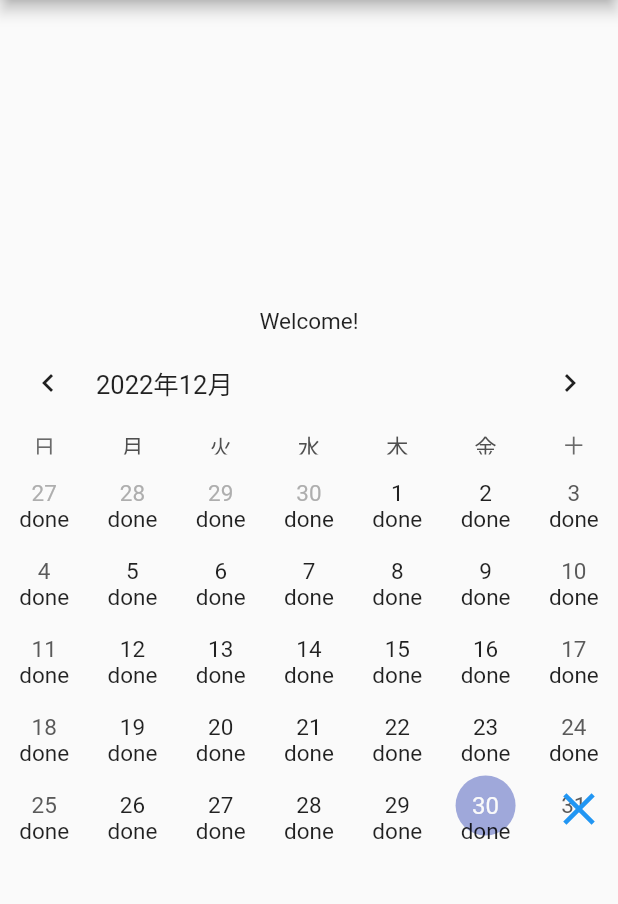
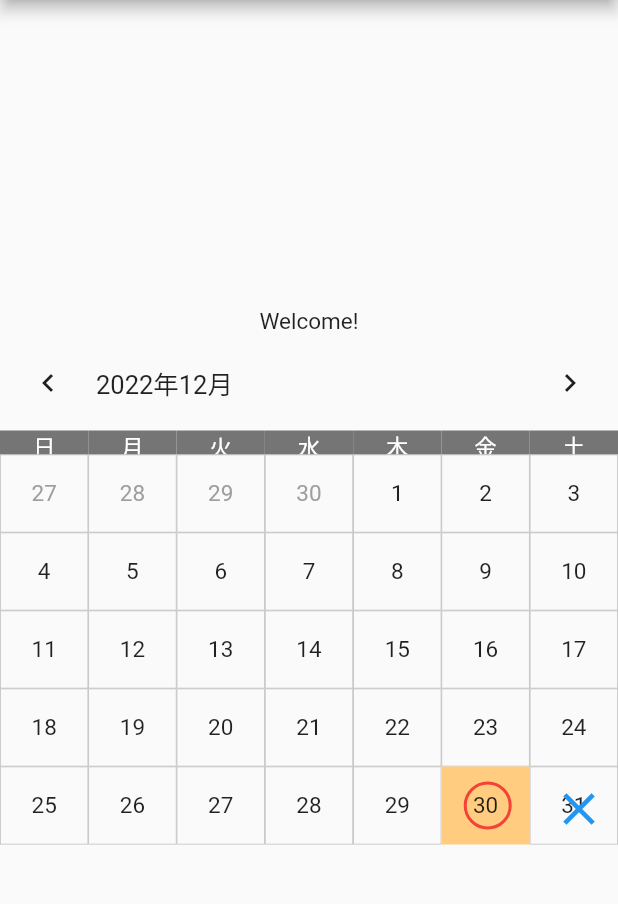
Before and after one commit to harooon-511/Calenders, a Flutter app: the TableCalenderPage screen opened by its route, on a phone screen of 412 x 824 dp, the part 84-988 px from its top. Run offline on Flutter 3.47's test engine with Material 2 defaults, Android fonts, the phone set to English and light mode, and no system bars; drawn by our look-alikes of table_calendar; our stand-ins replace flutter_riverpod, go_router, syncfusion_flutter_datepicker.

Commit message:
edit the design of the calender

```diff
--- a/lib/pages/table_calender.dart
+++ b/lib/pages/table_calender.dart
@@ -74,15 +74,64 @@ class TableCalenderPage extends ConsumerWidget {
               eventLoader: getEventForDay,
               calendarBuilders: CalendarBuilders(
                 markerBuilder: (context, date, events) {
-                  if (events.isNotEmpty && date.isAfter(DateTime.now())) {
-                    return _buildEventsMarker(date, events);
-                  } else if (events.isEmpty && date.isAfter(DateTime.now())) {
-                    return _buildNonEventsMarker(date, events);
+                  if (events.isNotEmpty) {
+                    if (date.isAfter(DateTime.now()) ||
+                        // 日付のみの比較
+                        date.difference(DateTime.now()).inDays == 0 &&
+                            DateTime.now().day == DateTime.now().day) {
+                      return _buildEventsMarker(date, events);
+                    } else {
+                      return const Text(' ');
+                    }
+                  } else if (events.isEmpty) {
+                    if (date.isAfter(DateTime.now()) ||
+                        // 日付のみの比較
+                        date.difference(DateTime.now()).inDays == 0 &&
+                            DateTime.now().day == DateTime.now().day) {
+                      return _buildNonEventsMarker(date, events);
+                    } else {
+                      return const Text(' ');
+                    }
                   }
-                  return const Text('done');
+                  return const Text(' ');
+                },
+                defaultBuilder: (context, day, focusedDay) {
+                  return CalenderStyle(day, Colors.black87);
+                },
+                dowBuilder: (context, day) {
+                  final locale = Localizations.localeOf(context).languageCode;
+                  final dowText = const DaysOfWeekStyle()
+                          .dowTextFormatter
+                          ?.call(day, locale) ??
+                      DateFormat.E(locale).format(day);
+
+                  return DowStyle(dowText);
+                },
+                disabledBuilder: (context, day, focusedDay) {
+                  return CalenderStyle(day, Colors.grey);
+                },
+                // 前の月末で今月に出てきてる日付とか
+                outsideBuilder: (context, day, focusedDay) {
+                  return CalenderStyle(day, Colors.grey);
+                },
+                todayBuilder: (context, day, focusedDay) {
+                  return AnimatedContainer(
+                    duration: const Duration(milliseconds: 250),
+                    margin: EdgeInsets.zero,
+                    decoration: BoxDecoration(
+                      color: Colors.orange[200],
+                    ),
+                    alignment: Alignment.center,
+                    child: Text(
+                      day.day.toString(),
+                      style: const TextStyle(
+                        color: Colors.black87,
+                      ),
+                    ),
+                  );
                 },
               ),
-            )
+            ),
           ],
         ),
       ),
@@ -126,3 +175,36 @@ Widget _buildNonEventsMarker(DateTime date, List events) {
     ),
   );
 }
+
+Widget CalenderStyle(DateTime day, Color color) {
+  return AnimatedContainer(
+    duration: const Duration(milliseconds: 250),
+    margin: EdgeInsets.zero,
+    decoration: BoxDecoration(
+      border: Border.all(
+        color: Colors.grey[400]!,
+        width: 0.5,
+      ),
+    ),
+    alignment: Alignment.center,
+    child: Text(
+      day.day.toString(),
+      style: TextStyle(color: color),
+    ),
+  );
+}
+
+Widget DowStyle(String date) {
+  return AnimatedContainer(
+    duration: const Duration(milliseconds: 250),
+    margin: EdgeInsets.zero,
+    decoration: BoxDecoration(color: Colors.grey[600]),
+    alignment: Alignment.center,
+    child: Text(
+      date.toString(),
+      style: const TextStyle(
+        color: Colors.white,
+      ),
+    ),
+  );
+}
```
